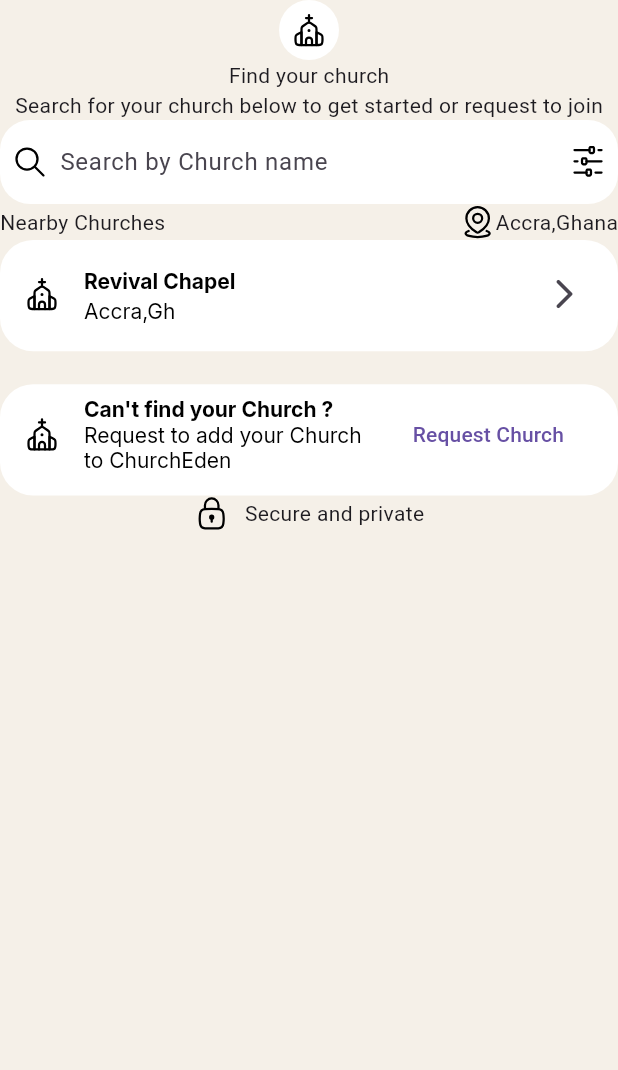
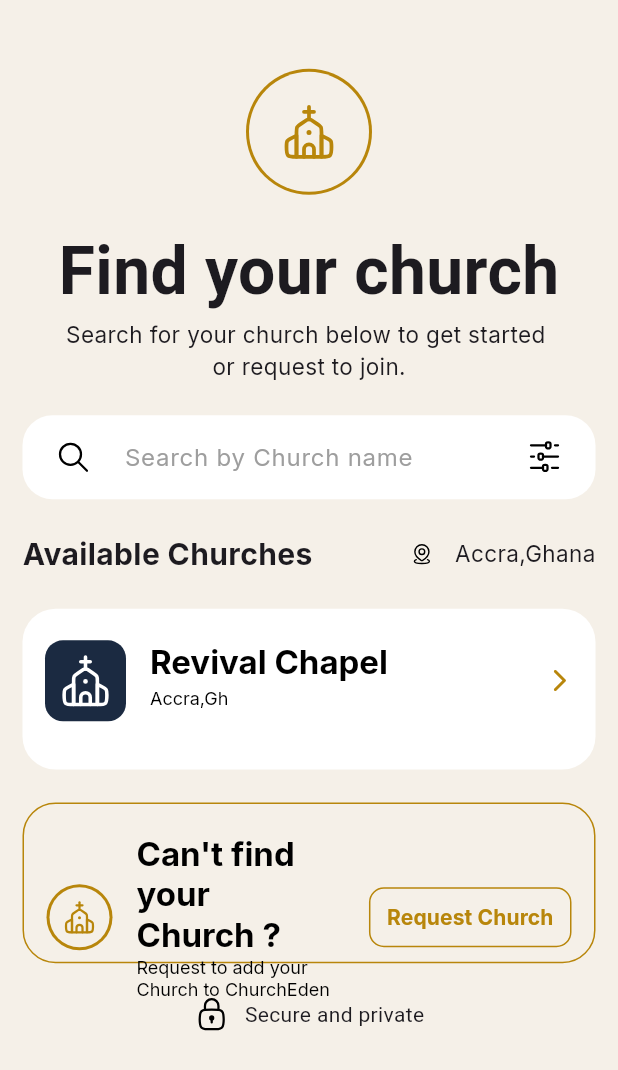
Before and after one commit to churcheden/ChurchEden-Mob, a Flutter app: the screen it shows after launch, on a phone screen of 412 x 824 dp. Shown: the top 1070 px of the screen. Run offline on Flutter 3.47's test engine with Material 3 defaults, Android fonts, the phone set to English and light mode, and no system bars; our stand-ins replace dio, flutter_hooks, flutter_svg, go_router, google_fonts; Roboto replaces fonts that are missing (Playfair).

Commit message:
added the new church tile

```diff
--- a/lib/feature/auth/presentation/screens/find_your_church_page.dart
+++ b/lib/feature/auth/presentation/screens/find_your_church_page.dart
@@ -2,6 +2,7 @@
 import 'package:flutter/material.dart';
 import 'package:flutter_hooks/flutter_hooks.dart';
 import 'package:flutter_svg/flutter_svg.dart';
+import 'package:google_fonts/google_fonts.dart';
 
 class FindYourChurchPage extends HookWidget {
   const FindYourChurchPage({super.key});
@@ -12,64 +13,127 @@
       backgroundColor: const Color(0xFFF5F0E8),
       body: SafeArea(
         child: Column(
+          mainAxisAlignment: .center,
           children: [
             CircleAvatar(
-              backgroundColor: Colors.white,
-              child: SvgPicture.asset("assets/Images/church-stroke.svg"),
+              radius: 42,
+
+              backgroundColor: Color(0xFFB8860B),
+
+              child: CircleAvatar(
+                radius: 40,
+                backgroundColor: const Color(0xFFF5F0E8),
+                child: SizedBox(
+                  height: 40,
+                  width: 40,
+                  child: SvgPicture.asset(
+                    "assets/Images/church-stroke.svg",
+                    colorFilter: const ColorFilter.mode(Color(0xFFB8860B), BlendMode.srcIn),
                   ),
-            Text('Find your church'),
+                ),
+              ),
+            ),
+            SizedBox(height: 20),
             Text(
-              'Search for your church below to get started or request to join',
+              'Find your church',
+              style: GoogleFonts.playfair(fontWeight: .bold, fontSize: 44),
             ),
-
-            SearchBar(
+            Text(
+              "Search for your church below to get started ",
+              style: GoogleFonts.inter(fontSize: 15),
+            ),
+            Text("or request to join.", style: GoogleFonts.inter(fontSize: 15)),
+            SizedBox(height: 22),
+            Padding(
+              padding: EdgeInsets.symmetric(horizontal: 15),
+              child: SearchBar(
+                padding: WidgetStatePropertyAll(.symmetric(horizontal: 22)),
                 leading: SvgPicture.asset('assets/Images/search.svg'),
                 trailing: [
                   SvgPicture.asset('assets/Images/horizontal-stroke.svg'),
                 ],
                 hintText: 'Search by Church name',
+                hintStyle: WidgetStatePropertyAll(
+                  GoogleFonts.inter(color: Colors.grey),
+                ),
                 elevation: WidgetStatePropertyAll(0),
                 backgroundColor: WidgetStatePropertyAll(Colors.white),
                 shape: WidgetStatePropertyAll(
                   RoundedRectangleBorder(borderRadius: .circular(20)),
                 ),
               ),
-            Row(
+            ),
+            SizedBox(height: 22),
+            Padding(
+              padding: const EdgeInsets.symmetric(horizontal: 15.0),
+              child: Row(
                 mainAxisAlignment: .spaceBetween,
                 children: [
-                Text('Nearby Churches'),
+                  Text(
+                    'Available Churches',
+                    style: GoogleFonts.inter(fontWeight: .bold, fontSize: 20),
+                  ),
                   Row(
+                    spacing: 10,
                     children: [
-                    SvgPicture.asset('assets/Images/location.svg'),
-                    Text('Accra,Ghana'),
+                      SizedBox(
+                        height: 15,
+                        child: SvgPicture.asset('assets/Images/location.svg'),
+                      ),
+                      Text(
+                        'Accra,Ghana',
+                        style: GoogleFonts.inter(fontSize: 15),
+                      ),
                     ],
                   ),
                 ],
               ),
+            ),
+            SizedBox(height: 22),
             NearbyChurchTile(
               title: 'Revival Chapel',
               subtitle: 'Accra,Gh',
-              trailing: Icon(Icons.arrow_forward_ios_rounded),
+              trailing: Icon(
+                Icons.arrow_forward_ios_rounded,
+                color: Color(0xFFB8860B),
+                size: 18,
+              ),
               leading: 'assets/Images/church-stroke.svg',
+              isSecond: false,
             ),
-            SizedBox(height: 22,),
+            SizedBox(height: 22),
             NearbyChurchTile(
               title: "Can't find your Church ?",
               subtitle: 'Request to add your Church to ChurchEden',
               trailing: TextButton(
+                style: TextButton.styleFrom(
+                  shape: RoundedRectangleBorder(
+                    borderRadius: .circular(10),
+                    side: const BorderSide(color: Color(0xFFB8860B)),
+                  ),
+                ),
                 onPressed: () {},
-                child: Text('Request Church'),
+                child: Text(
+                  'Request Church',
+                  style: GoogleFonts.inter(
+                    color: Color(0xFFB8860B),
+                    fontWeight: .bold,
+                  ),
+                ),
               ),
               leading: 'assets/Images/church-stroke.svg',
+              isSecond: true,
             ),
+            SizedBox(height: 22),
             Row(
-              spacing:10,
+              spacing: 10,
               mainAxisAlignment: .center,
               children: [
                 SvgPicture.asset('assets/Images/lock.svg'),
                 Text('Secure and private'),
               ],
             ),
+            SizedBox(height: 90),
           ],
         ),
       ),
--- a/lib/feature/auth/presentation/widget/nearby_church_tile.dart
+++ b/lib/feature/auth/presentation/widget/nearby_church_tile.dart
@@ -5,29 +5,78 @@
 class NearbyChurchTile extends StatelessWidget {
   final String title, subtitle;
   final Widget trailing;
-final String leading;
+  final String leading;
+  final bool isSecond;
+
   const NearbyChurchTile({
     super.key,
     required this.title,
     required this.subtitle,
-    required this.trailing, required this.leading,
+    required this.trailing,
+    required this.leading,
+    required this.isSecond,
   });
 
   @override
   Widget build(BuildContext context) {
+    final height = MediaQuery
+        .of(context)
+        .size
+        .height;
+    return SizedBox(
+      height: height * 0.13,
+      child: Padding(
+        padding: const EdgeInsets.symmetric(horizontal: 15.0),
+        child: ListTile(
+          contentPadding: EdgeInsets.symmetric(horizontal: 15, vertical: 12),
+          leading: !isSecond
+              ? Container(
+            height: 54,
+            width: 54,
+            decoration: BoxDecoration(
+              shape: .rectangle,
+              color: const Color(0xFF1B2A41),
+              borderRadius: .circular(12),
+            ),
+            child: Padding(
+              padding: const EdgeInsets.all(8.0),
+              child: SvgPicture.asset(leading,
+                  colorFilter: const ColorFilter.mode(
+                      Colors.white, BlendMode.srcIn), ),
+            ),
+          )
+              : CircleAvatar(
+            radius: 22,
 
-    final height = MediaQuery.of(context).size.height;
-    return SizedBox(
-      height: height * 0.09,
-      child: ListTile(
-        leading: SvgPicture.asset(leading),
-        tileColor: Colors.white,
-        trailing: trailing,
-        title: Text(title),
-        subtitle: Text(subtitle),
-        titleTextStyle: GoogleFonts.inter(color: Colors.black,fontWeight: .bold,),
-        subtitleTextStyle: GoogleFonts.inter(color: Colors.black),
-        shape: RoundedRectangleBorder(borderRadius: .circular(22)),
+            backgroundColor: Color(0xFFB8860B),
+            child: CircleAvatar(
+              radius: 20,
+              backgroundColor: const Color(0xFFF5F0E8),
+              child: SvgPicture.asset(leading,
+                colorFilter: const ColorFilter.mode(
+                    Color(0xFFB8860B), BlendMode.srcIn),),
+            ),
+          ),
+          tileColor: !isSecond ? Colors.white : const Color(0xFFF5F0E8),
+          trailing: trailing,
+          title: Text(title),
+          subtitle: Text(subtitle),
+          titleTextStyle: GoogleFonts.inter(
+            color: Colors.black,
+            fontWeight: .bold,
+            fontSize: 22,
+          ),
+          subtitleTextStyle: GoogleFonts.inter(
+            color: Colors.black,
+            fontSize: 12,
+          ),
+          shape: !isSecond
+              ? RoundedRectangleBorder(borderRadius: .circular(22))
+              : RoundedRectangleBorder(
+            borderRadius: .circular(22),
+            side: BorderSide(color: Color(0xFFB8860B)),
+          ),
+        ),
       ),
     );
   }
```
Lines whose indentation alone changed are shown as unchanged.
